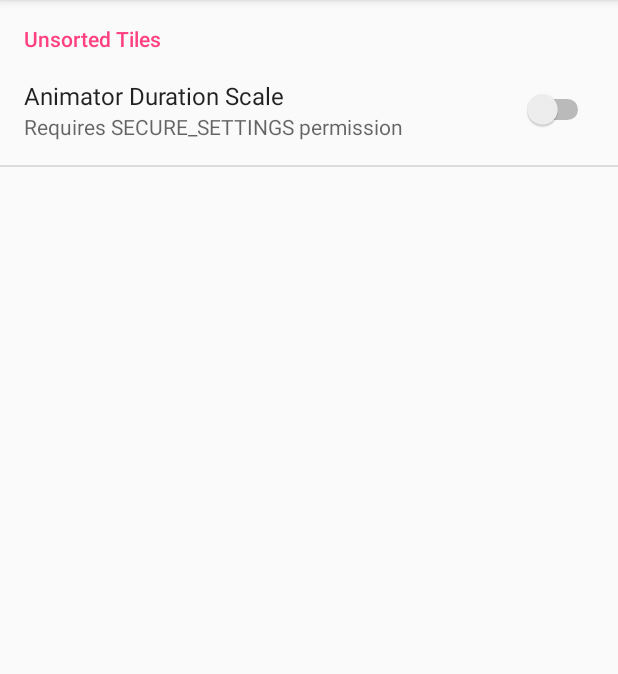
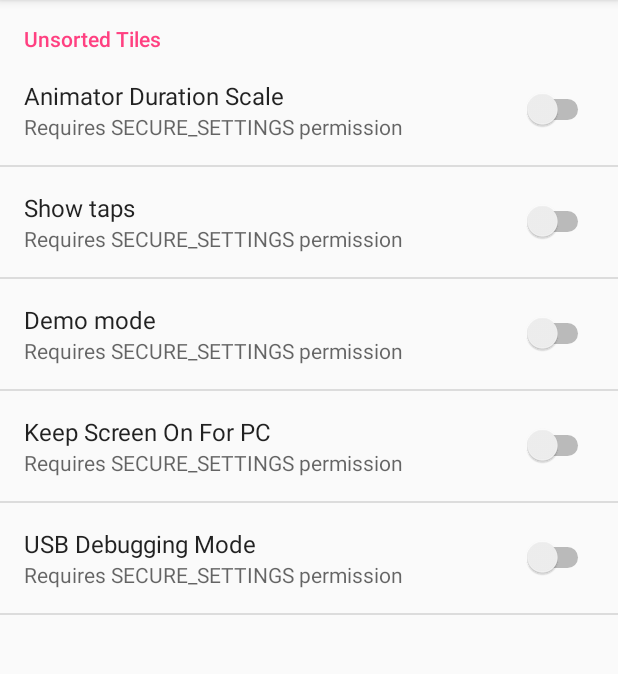
Before and after one commit to itachi1706/CheesecakeUtilities_Tiles, an Android app: the screen it shows after launch (ConfigurationActivity), on a phone screen of 412 x 824 dp, the part 84-758 px from its top. Run offline under Robolectric (Android 15) with nearby library versions, the phone set to English and light mode, and no system bars; libraries missing offline, so code that uses them is left out: com.crashlytics.android, io.fabric.sdk; 2 statements that could not run were skipped.

```diff
--- a/app/src/main/java/com/itachi1706/cheesecakeutilities_tiles/ConfigurationActivity.java
+++ b/app/src/main/java/com/itachi1706/cheesecakeutilities_tiles/ConfigurationActivity.java
@@ -19,6 +19,7 @@ import android.util.Log;
 import android.view.MenuItem;
 
 import com.crashlytics.android.Crashlytics;
+import com.crashlytics.android.core.CrashlyticsCore;
 
 import io.fabric.sdk.android.Fabric;
 
@@ -28,7 +29,8 @@ public class ConfigurationActivity extends AppCompatActivity {
     @Override
     protected void onCreate(Bundle savedInstanceState) {
         super.onCreate(savedInstanceState);
-        Fabric.with(this, new Crashlytics());
+        Crashlytics crashlyticsKit = new Crashlytics.Builder().core(new CrashlyticsCore.Builder().disabled(BuildConfig.DEBUG).build()).build();
+        Fabric.with(this, crashlyticsKit);
         setupActionBar();
     }
 
--- a/app/src/main/java/com/itachi1706/cheesecakeutilities_tiles/Tiles/ToggleAnimatorDurationService.java
+++ b/app/src/main/java/com/itachi1706/cheesecakeutilities_tiles/Tiles/SettingsDeveloperOptions/ToggleAnimatorDurationService.java
@@ -1,4 +1,4 @@
-package com.itachi1706.cheesecakeutilities_tiles.Tiles;
+package com.itachi1706.cheesecakeutilities_tiles.Tiles.SettingsDeveloperOptions;
 
 /*
  * Copyright 2016 Google Inc.
--- a/app/src/main/res/values/array.xml
+++ b/app/src/main/res/values/array.xml
@@ -2,5 +2,9 @@
 <resources>
     <string-array name="toggleList">
         <item>tile_animatorduration</item>
+        <item>tile_showtaps</item>
+        <item>tile_demomode</item>
+        <item>tile_keepscreenon</item>
+        <item>tile_usbdebugging</item>
     </string-array>
 </resources>
--- a/app/src/main/res/values/strings.xml
+++ b/app/src/main/res/values/strings.xml
@@ -17,6 +17,12 @@
     <string name="animation_scale_10x">Animation scale 10x</string>
     <string name="tiletitle_animatorduration">Animator Duration Scale</string>
 
+    <!-- Other Tiles -->
+    <string name="tiletitle_toggle_usb_debugging">USB Debugging Mode</string>
+    <string name="tiletitle_keep_screen_on">Keep Screen On For PC</string>
+    <string name="tiletitle_toggle_show_touches">Show taps</string>
+    <string name="tiletitle_toggle_demo_mode">Demo mode</string>
+
     <!-- Grant Security -->
     <string name="grant_permission">Grant Permissions</string>
     <string name="permission_ss_command">adb shell pm grant com.itachi1706.cheesecakeutilities_tiles android.permission.WRITE_SECURE_SETTINGS</string>
--- a/app/src/main/res/xml/pref_general.xml
+++ b/app/src/main/res/xml/pref_general.xml
@@ -30,7 +30,43 @@
             android:title="@string/tiletitle_animatorduration">
             <extra
                 android:name="class"
-                android:value=".Tiles.ToggleAnimatorDurationService" />
+                android:value=".Tiles.SettingsDeveloperOptions.ToggleAnimatorDurationService" />
+        </SwitchPreference>
+        <SwitchPreference
+            android:defaultValue="false"
+            android:key="tile_showtaps"
+            android:summary="Requires SECURE_SETTINGS permission"
+            android:title="@string/tiletitle_toggle_show_touches">
+            <extra
+                android:name="class"
+                android:value=".Tiles.SettingsDeveloperOptions.ToggleShowTapsService" />
+        </SwitchPreference>
+        <SwitchPreference
+            android:defaultValue="false"
+            android:key="tile_demomode"
+            android:summary="Requires SECURE_SETTINGS permission"
+            android:title="@string/tiletitle_toggle_demo_mode">
+            <extra
+                android:name="class"
+                android:value=".Tiles.SettingsDeveloperOptions.ToggleDemoModeService" />
+        </SwitchPreference>
+        <SwitchPreference
+            android:defaultValue="false"
+            android:key="tile_keepscreenon"
+            android:summary="Requires SECURE_SETTINGS permission"
+            android:title="@string/tiletitle_keep_screen_on">
+            <extra
+                android:name="class"
+                android:value=".Tiles.SettingsDeveloperOptions.ToggleKeepScreenOnService" />
+        </SwitchPreference>
+        <SwitchPreference
+            android:defaultValue="false"
+            android:key="tile_usbdebugging"
+            android:summary="Requires SECURE_SETTINGS permission"
+            android:title="@string/tiletitle_toggle_usb_debugging">
+            <extra
+                android:name="class"
+                android:value=".Tiles.SettingsDeveloperOptions.ToggleUsbDebuggingService" />
         </SwitchPreference>
     </PreferenceCategory>
 
```
Also changed, not shown: app/src/main/AndroidManifest.xml (+50 -4 lines), app/src/main/java/com/itachi1706/cheesecakeutilities_tiles/Tiles/SettingsDeveloperOptions/ToggleDemoModeService.java (added, +127 -0 lines), app/src/main/java/com/itachi1706/cheesecakeutilities_tiles/Tiles/SettingsDeveloperOptions/ToggleKeepScreenOnService.java (added, +36 -0 lines), app/src/main/java/com/itachi1706/cheesecakeutilities_tiles/Tiles/SettingsDeveloperOptions/ToggleShowTapsService.java (added, +41 -0 lines), app/src/main/java/com/itachi1706/cheesecakeutilities_tiles/Tiles/SettingsDeveloperOptions/ToggleUsbDebuggingService.java (added, +41 -0 lines).
